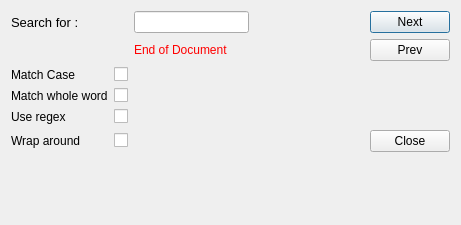
This is common/finddialog.ui in mmicr001/openrpt as Qt 5 draws it before an edit. The edited form follows.
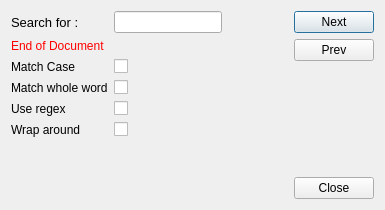
This is the edited form.

What changed in the file:
```diff
--- a/common/finddialog.ui
+++ b/common/finddialog.ui
@@ -6,88 +6,98 @@
    <rect>
     <x>0</x>
     <y>0</y>
-    <width>461</width>
-    <height>225</height>
+    <width>385</width>
+    <height>210</height>
    </rect>
   </property>
   <property name="windowTitle">
    <string>Find</string>
   </property>
-  <layout class="QVBoxLayout" name="verticalLayout_2">
-   <item>
+  <layout class="QGridLayout" name="gridLayout_2">
+   <item row="0" column="2">
+    <layout class="QVBoxLayout" name="verticalLayout">
+     <item>
+      <widget class="QPushButton" name="_btnNext">
+       <property name="text">
+        <string>Next</string>
+       </property>
+       <property name="autoDefault">
+        <bool>true</bool>
+       </property>
+      </widget>
+     </item>
+     <item>
+      <widget class="QPushButton" name="_btnPrev">
+       <property name="text">
+        <string>Prev</string>
+       </property>
+       <property name="autoDefault">
+        <bool>false</bool>
+       </property>
+      </widget>
+     </item>
+     <item>
+      <spacer name="verticalSpacer">
+       <property name="orientation">
+        <enum>Qt::Vertical</enum>
+       </property>
+       <property name="sizeHint" stdset="0">
+        <size>
+         <width>20</width>
+         <height>40</height>
+        </size>
+       </property>
+      </spacer>
+     </item>
+    </layout>
+   </item>
+   <item row="0" column="0">
     <layout class="QGridLayout" name="gridLayout">
-     <item row="4" column="1">
+     <item row="0" column="1">
+      <widget class="QLineEdit" name="_leSearch"/>
+     </item>
+     <item row="1" column="0">
+      <widget class="QLabel" name="_lbWarning">
+       <property name="text">
+        <string>&lt;html&gt;&lt;head/&gt;&lt;body&gt;&lt;p&gt;&lt;span style=&quot; color:#ff0000;&quot;&gt;End of Document&lt;/span&gt;&lt;/p&gt;&lt;/body&gt;&lt;/html&gt;</string>
+       </property>
+      </widget>
+     </item>
+     <item row="4" column="0">
+      <widget class="QLabel" name="_lbRegex">
+       <property name="text">
+        <string>Use regex</string>
+       </property>
+      </widget>
+     </item>
+     <item row="3" column="1">
       <widget class="QCheckBox" name="_cbMatchWord">
        <property name="text">
         <string/>
        </property>
       </widget>
      </item>
-     <item row="5" column="1">
+     <item row="4" column="1">
       <widget class="QCheckBox" name="_cbRegex">
        <property name="text">
         <string/>
        </property>
       </widget>
      </item>
-     <item row="6" column="4">
-      <widget class="QPushButton" name="_btnClose">
-       <property name="text">
-        <string>Close</string>
-       </property>
-       <property name="autoDefault">
-        <bool>false</bool>
-       </property>
-      </widget>
-     </item>
-     <item row="3" column="1">
-      <widget class="QCheckBox" name="_cbMatchCase">
-       <property name="text">
-        <string/>
-       </property>
-      </widget>
-     </item>
      <item row="3" column="0">
-      <widget class="QLabel" name="_lbMatchCase">
-       <property name="text">
-        <string>Match Case</string>
-       </property>
-      </widget>
-     </item>
-     <item row="4" column="0">
       <widget class="QLabel" name="_lbMatchWord">
        <property name="text">
         <string>Match whole word</string>
        </property>
       </widget>
      </item>
-     <item row="5" column="0">
-      <widget class="QLabel" name="_lbRegex">
+     <item row="2" column="0">
+      <widget class="QLabel" name="_lbMatchCase">
        <property name="text">
-        <string>Use regex</string>
+        <string>Match Case</string>
        </property>
       </widget>
      </item>
-     <item row="6" column="0">
-      <widget class="QLabel" name="_lbWrapAround">
-       <property name="text">
-        <string>Wrap around</string>
-       </property>
-      </widget>
-     </item>
-     <item row="6" column="1">
-      <widget class="QCheckBox" name="_cbWrapAround">
-       <property name="text">
-        <string/>
-       </property>
-      </widget>
-     </item>
-     <item row="0" column="5" rowspan="2">
-      <layout class="QVBoxLayout" name="verticalLayout"/>
-     </item>
-     <item row="0" column="2">
-      <widget class="QLineEdit" name="_leSearch"/>
-     </item>
      <item row="0" column="0">
       <widget class="QLabel" name="_lbSearch">
        <property name="font">
@@ -100,44 +110,51 @@
        </property>
       </widget>
      </item>
-     <item row="1" column="2">
-      <widget class="QLabel" name="_lbWarning">
+     <item row="1" column="1">
+      <widget class="QLabel" name="_lbCount">
        <property name="text">
-        <string>&lt;html&gt;&lt;head/&gt;&lt;body&gt;&lt;p&gt;&lt;span style=&quot; color:#ff0000;&quot;&gt;End of Document&lt;/span&gt;&lt;/p&gt;&lt;/body&gt;&lt;/html&gt;</string>
+        <string/>
        </property>
       </widget>
      </item>
-     <item row="0" column="3">
-      <spacer name="horizontalSpacer">
-       <property name="orientation">
-        <enum>Qt::Horizontal</enum>
+     <item row="2" column="1">
+      <widget class="QCheckBox" name="_cbMatchCase">
+       <property name="text">
+        <string/>
        </property>
-       <property name="sizeHint" stdset="0">
-        <size>
-         <width>40</width>
-         <height>20</height>
-        </size>
-       </property>
-      </spacer>
+      </widget>
      </item>
-     <item row="0" column="4">
-      <widget class="QPushButton" name="_btnNext">
+     <item row="5" column="0">
+      <widget class="QLabel" name="_lbWrapAround">
        <property name="text">
-        <string>Next</string>
+        <string>Wrap around</string>
        </property>
       </widget>
      </item>
-     <item row="1" column="4">
-      <widget class="QPushButton" name="_btnPrev">
+     <item row="5" column="1">
+      <widget class="QCheckBox" name="_cbWrapAround">
        <property name="text">
-        <string>Prev</string>
+        <string/>
        </property>
       </widget>
      </item>
     </layout>
    </item>
-   <item>
-    <spacer name="verticalSpacer">
+   <item row="0" column="1">
+    <spacer name="horizontalSpacer">
+     <property name="orientation">
+      <enum>Qt::Horizontal</enum>
+     </property>
+     <property name="sizeHint" stdset="0">
+      <size>
+       <width>40</width>
+       <height>20</height>
+      </size>
+     </property>
+    </spacer>
+   </item>
+   <item row="1" column="0">
+    <spacer name="verticalSpacer_3">
      <property name="orientation">
       <enum>Qt::Vertical</enum>
      </property>
@@ -149,6 +166,16 @@
      </property>
     </spacer>
    </item>
+   <item row="2" column="2">
+    <widget class="QPushButton" name="_btnClose">
+     <property name="text">
+      <string>Close</string>
+     </property>
+     <property name="autoDefault">
+      <bool>false</bool>
+     </property>
+    </widget>
+   </item>
   </layout>
  </widget>
  <tabstops>
```
Left out of the diff: 10 changed lines with no effect on the pictures.
